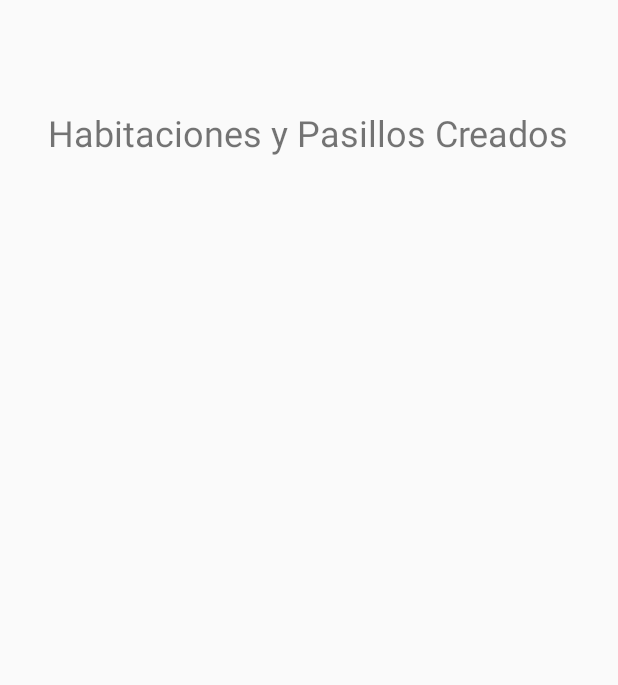
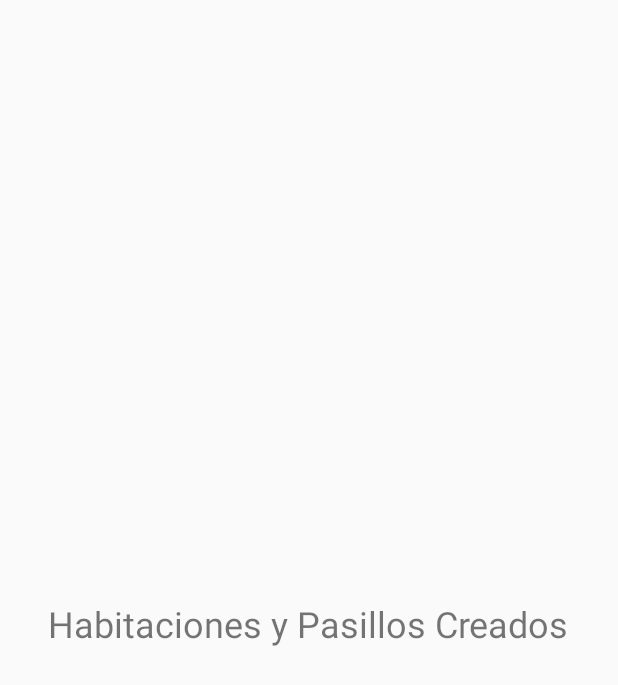
Before and after one commit to Tapiiaa/MonitoreoConsumoDelHogar, an Android app built with Jetpack Compose: the layout see_room_layout.xml on its own in the app's theme, with its tools: preview values and no code run, on a phone screen of 412 x 824 dp. Shown: the top 685 px of the screen. Run offline under Robolectric (Android 15) with nearby library versions, the phone set to English and light mode, and no system bars.

Commit message:
Se ha modificado varios xml: - El de see_room_layout porque daba error - El text view en las activities create_hall y create_room

```diff
--- a/app/build.gradle.kts
+++ b/app/build.gradle.kts
@@ -62,7 +62,6 @@ dependencies {
     implementation(libs.androidx.material3)
     implementation(libs.androidx.appcompat)
     implementation(libs.androidx.constraintlayout)
-    implementation(libs.firebase.database)
     testImplementation(libs.junit)
     androidTestImplementation(libs.androidx.junit)
     androidTestImplementation(libs.androidx.espresso.core)
--- a/app/src/main/res/layout/activity_create_hall.xml
+++ b/app/src/main/res/layout/activity_create_hall.xml
@@ -10,7 +10,7 @@
         android:id="@+id/textViewHallTitle"
         android:layout_width="wrap_content"
         android:layout_height="wrap_content"
-        android:text="Crear Hall"
+        android:text="Crear Pasillo"
         android:textSize="24sp"
         android:layout_marginTop="100dp"
         android:layout_gravity="center"/>
--- a/app/src/main/res/layout/activity_create_room.xml
+++ b/app/src/main/res/layout/activity_create_room.xml
@@ -10,7 +10,7 @@
         android:id="@+id/textViewRoomTitle"
         android:layout_width="wrap_content"
         android:layout_height="wrap_content"
-        android:text="Create Room"
+        android:text="Crear Habitación"
         android:textSize="24sp"
         android:layout_marginTop="100dp"
         android:layout_gravity="center"
--- a/app/src/main/res/layout/see_room_layout.xml
+++ b/app/src/main/res/layout/see_room_layout.xml
@@ -5,12 +5,6 @@
     xmlns:app="http://schemas.android.com/apk/res-auto"
     android:orientation="vertical"
     android:gravity="center"
-    android:padding="16dp"><?xml version="1.0" encoding="utf-8"?>
-    <LinearLayout xmlns:android="http://schemas.android.com/apk/res/android"
-        android:layout_width="match_parent"
-        android:layout_height="match_parent"
-        xmlns:app="http://schemas.android.com/apk/res-auto"
-        android:orientation="vertical"
     android:padding="16dp">
 
     <TextView
@@ -32,6 +26,3 @@
         android:layout_marginTop="16dp" />
 
 </LinearLayout>
-
-
-</LinearLayout>
--- a/gradle/libs.versions.toml
+++ b/gradle/libs.versions.toml
@@ -19,7 +19,6 @@ firebaseBomAlias = "33.4.0"
 firebase-firestore = "25.1.0"
 firebase-messaging = "24.0.2"
 firebase-analytics = "22.1.2"
-firebaseDatabase = "21.0.0"
 
 [libraries]
 androidx-core-ktx = { group = "androidx.core", name = "core-ktx", version.ref = "coreKtx" }
@@ -45,7 +44,6 @@ firebase-bom = { module = "com.google.firebase:firebase-bom", version.ref = "fir
 firebase-firestore = { module = "com.google.firebase:firebase-firestore", version.ref = "firebase-firestore" }
 firebase-messaging = { module = "com.google.firebase:firebase-messaging", version.ref = "firebase-messaging" }
 firebase-analytics = { module = "com.google.firebase:firebase-analytics", version.ref = "firebase-analytics" }
-firebase-database = { group = "com.google.firebase", name = "firebase-database", version.ref = "firebaseDatabase" }
 
 [plugins]
 android-application = { id = "com.android.application", version = "8.6.1" }
```
Also changed, not shown: app/src/main/java/com/example/monitoreoconsumodelhogar/activities/SeeRoomActivity.java (+1 -87 lines). Lines whose indentation alone changed are shown as unchanged.
